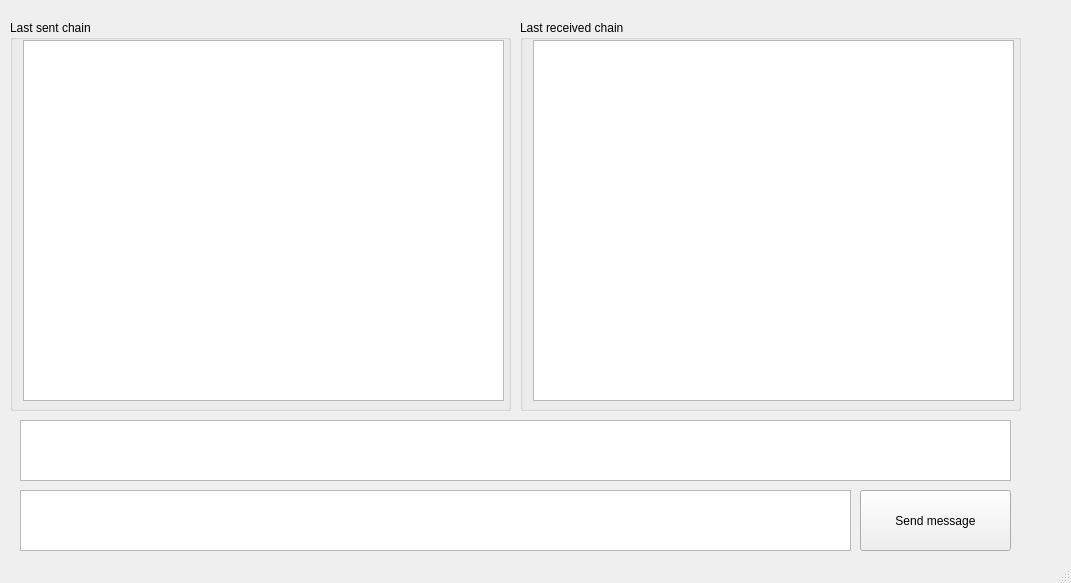
Above: clientUI.ui from RadoslawDebinski/RS232 before the change. Below: the same form after it.
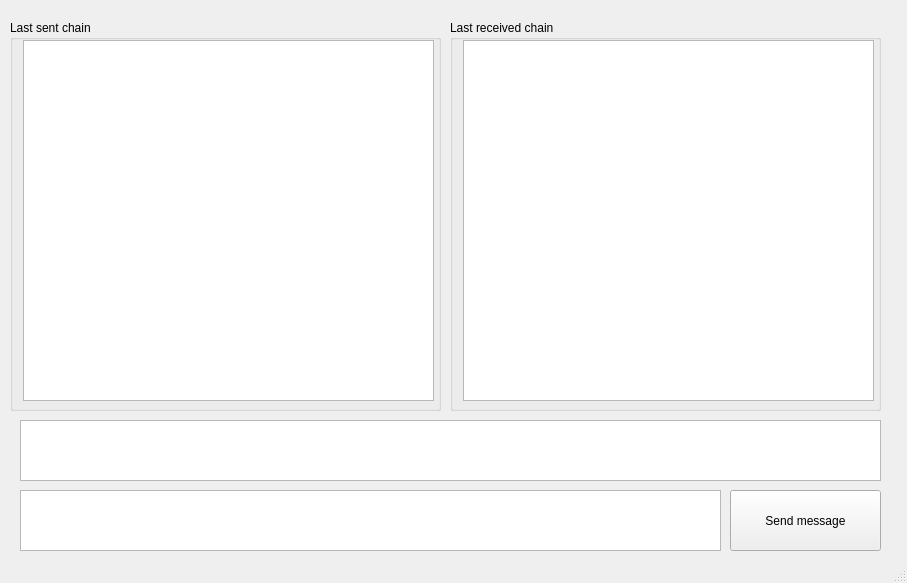
That is the form after the change.

Commit message: Feature: - The prettytable was removed and changed to format; - The fixed resolution of object in UI was set up

Diff of the .ui file:
```diff
--- a/clientUI.ui
+++ b/clientUI.ui
@@ -6,7 +6,7 @@
    <rect>
     <x>0</x>
     <y>0</y>
-    <width>1071</width>
+    <width>907</width>
     <height>583</height>
    </rect>
   </property>
@@ -19,7 +19,7 @@
      <rect>
       <x>20</x>
       <y>490</y>
-      <width>831</width>
+      <width>701</width>
       <height>61</height>
      </rect>
     </property>
@@ -27,7 +27,7 @@
    <widget class="QPushButton" name="pushButton">
     <property name="geometry">
      <rect>
-      <x>860</x>
+      <x>730</x>
       <y>490</y>
       <width>151</width>
       <height>61</height>
@@ -42,7 +42,7 @@
      <rect>
       <x>10</x>
       <y>20</y>
-      <width>501</width>
+      <width>431</width>
       <height>391</height>
      </rect>
     </property>
@@ -54,7 +54,7 @@
       <rect>
        <x>13</x>
        <y>20</y>
-       <width>481</width>
+       <width>411</width>
        <height>361</height>
       </rect>
      </property>
@@ -63,9 +63,9 @@
    <widget class="QGroupBox" name="groupBox_2">
     <property name="geometry">
      <rect>
-      <x>520</x>
+      <x>450</x>
       <y>20</y>
-      <width>501</width>
+      <width>431</width>
       <height>391</height>
      </rect>
     </property>
@@ -77,7 +77,7 @@
       <rect>
        <x>13</x>
        <y>20</y>
-       <width>481</width>
+       <width>411</width>
        <height>361</height>
       </rect>
      </property>
@@ -88,7 +88,7 @@
      <rect>
       <x>20</x>
       <y>420</y>
-      <width>991</width>
+      <width>861</width>
       <height>61</height>
      </rect>
     </property>
```
The commit also changes 2 other files.
